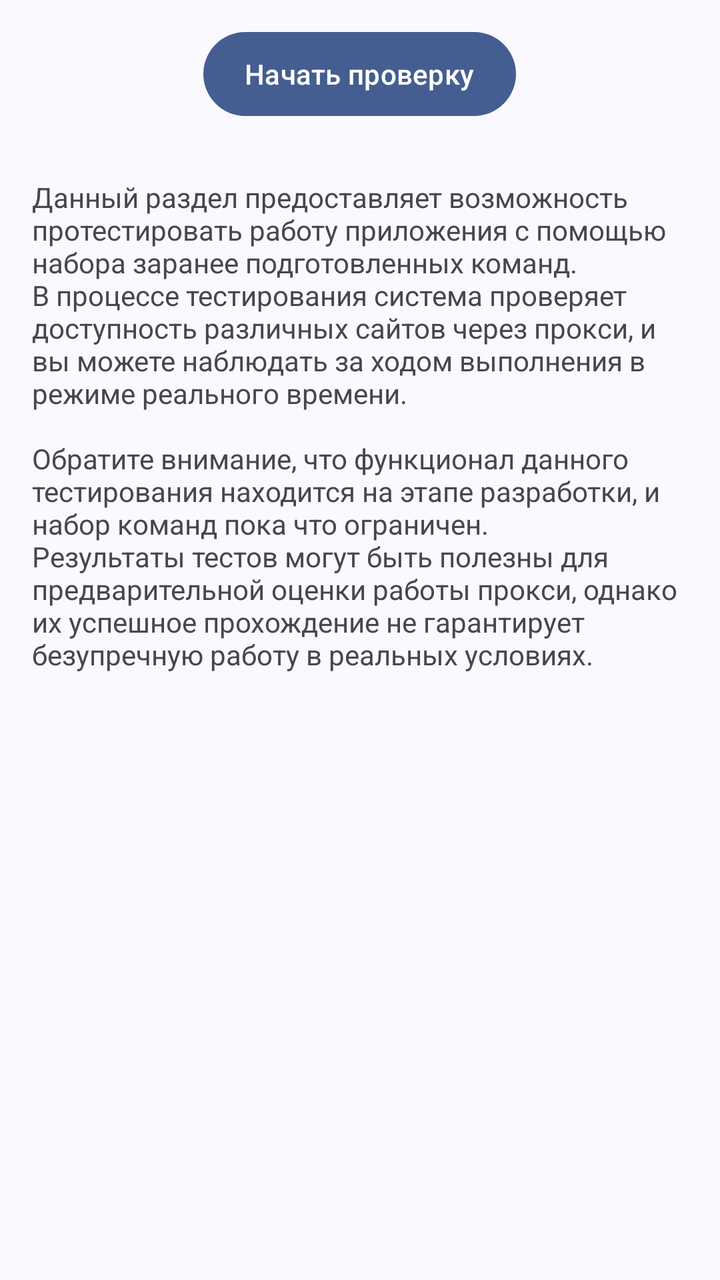
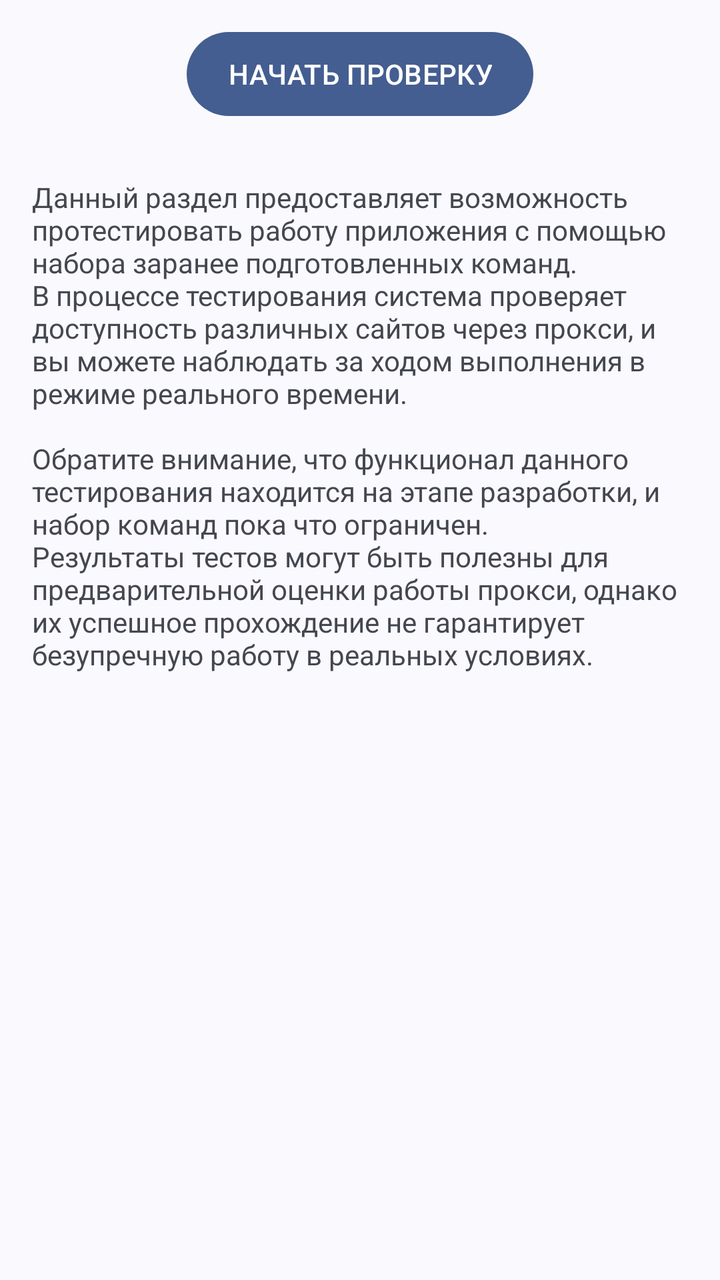

An Android layout rendered at two revisions. The XML below is the earlier revision; the diff shows what the commit changed to produce the second picture.
<!-- AndroidManifest.xml: application theme Theme.ByeDPI -->
<!-- res/layout/activity_proxy_test.xml -->
<?xml version="1.0" encoding="utf-8"?>
<LinearLayout
    xmlns:android="http://schemas.android.com/apk/res/android"
    xmlns:app="http://schemas.android.com/apk/res-auto"
    android:layout_width="match_parent"
    android:layout_height="match_parent"
    android:orientation="vertical"
    android:padding="16dp">

    <Button
        android:id="@+id/startStopButton"
        android:layout_width="wrap_content"
        android:layout_height="42dp"
        android:layout_gravity="center_horizontal"
        android:insetTop="0dp"
        android:insetBottom="0dp"
        android:paddingLeft="10pt"
        android:paddingRight="10pt"
        android:text="@string/test_start" />

    <TextView
        android:id="@+id/progressTextView"
        android:layout_width="match_parent"
        android:layout_height="wrap_content"
        android:textAlignment="center"
        android:paddingTop="6dp"
        android:paddingBottom="6dp"/>

    <ScrollView
        android:id="@+id/scrollView"
        android:layout_width="match_parent"
        android:layout_height="0dp"
        android:layout_weight="1"
        android:scrollbars="vertical">

        <TextView
            android:id="@+id/resultsTextView"
            android:layout_width="match_parent"
            android:layout_height="wrap_content"
            android:textIsSelectable="true"
            android:text="@string/test_disclaimer"/>
    </ScrollView>
</LinearLayout>
<!-- resources referenced by this layout -->
<resources>
  <string name="test_disclaimer">
          Данный раздел предоставляет возможность протестировать работу приложения с помощью набора заранее подготовленных команд.
          \nВ процессе тестирования система проверяет доступность различных сайтов через прокси, и вы можете наблюдать за ходом выполнения в режиме реального времени.
          \n
          \nОбратите внимание, что функционал данного тестирования находится на этапе разработки, и набор команд пока что ограничен.
          \nРезультаты тестов могут быть полезны для предварительной оценки работы прокси, однако их успешное прохождение не гарантирует безупречную работу в реальных условиях.
      </string>
  <string name="test_start">Начать проверку</string>
  <style name="Theme.ByeDPI" parent="Theme.MaterialComponents.DayNight.DarkActionBar">
          
          <item name="colorPrimary">#5976DF</item>
          <item name="colorPrimaryVariant">#3C52A3</item>
          <item name="colorOnPrimary">@color/white</item>
          
          <item name="colorSecondary">#5976DF</item>
          <item name="colorSecondaryVariant">#3C52A3</item>
          <item name="colorOnSecondary">@color/white</item>
          
          <item name="android:statusBarColor">?attr/colorPrimaryVariant</item>
          
      </style>
  <color name="white">#FFFFFFFF</color>
</resources>

<!-- the commit's change to res/layout/activity_proxy_test.xml (unified diff, before → after) -->
@@ -16,6 +16,7 @@
         android:insetBottom="0dp"
         android:paddingLeft="10pt"
         android:paddingRight="10pt"
+        android:textAllCaps="true"
         android:text="@string/test_start" />
 
     <TextView
<!-- resource entries referenced after the edit -->
@@ -9,17 +9,15 @@
       </string>
   <string name="test_start">Начать проверку</string>
   <style name="Theme.ByeDPI" parent="Theme.MaterialComponents.DayNight.DarkActionBar">
-          
           <item name="colorPrimary">#5976DF</item>
           <item name="colorPrimaryVariant">#3C52A3</item>
           <item name="colorOnPrimary">@color/white</item>
-          
+  
           <item name="colorSecondary">#5976DF</item>
           <item name="colorSecondaryVariant">#3C52A3</item>
           <item name="colorOnSecondary">@color/white</item>
-          
+  
           <item name="android:statusBarColor">?attr/colorPrimaryVariant</item>
-          
       </style>
   <color name="white">#FFFFFFFF</color>
 </resources>
